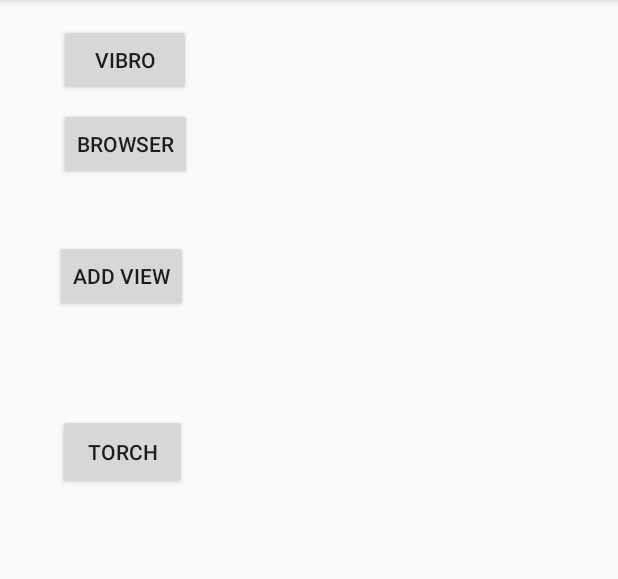
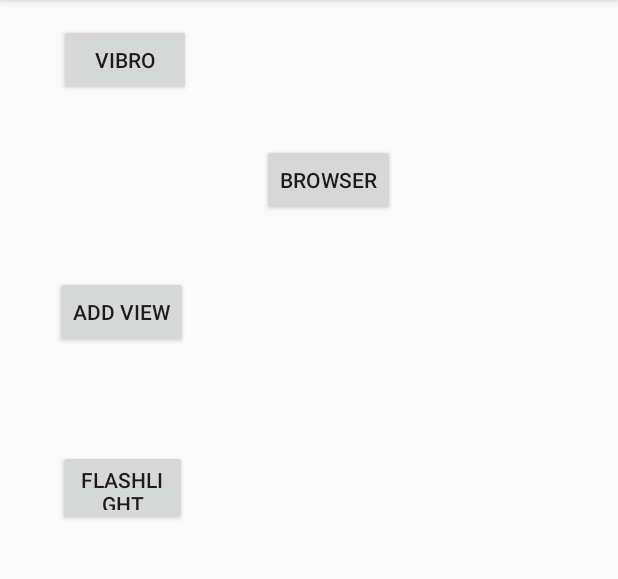
Before and after one commit to Angainor17/AppForUniver, an Android app: the screen it shows after launch (MainActivity), on a phone screen of 412 x 824 dp, the part 84-663 px from its top. Run offline under Robolectric (Android 15) with nearby library versions, the phone set to English and light mode, and no system bars.

```diff
--- a/app/build.gradle
+++ b/app/build.gradle
@@ -15,6 +15,10 @@ android {
             minifyEnabled true
             proguardFiles getDefaultProguardFile('proguard-android.txt'), 'proguard-rules.pro'
         }
+        debug {
+            minifyEnabled true
+            proguardFiles getDefaultProguardFile('proguard-android.txt'), 'proguard-rules.pro'
+        }
         buildType {
         }
     }
--- a/app/src/main/java/com/example/admin/myapplication/MainActivity.java
+++ b/app/src/main/java/com/example/admin/myapplication/MainActivity.java
@@ -22,11 +22,10 @@ public class MainActivity extends AppCompatActivity {
         buttonVibration.setOnClickListener(new View.OnClickListener() {
             @Override
             public void onClick(View view) {
-                Intent intent = new Intent(getApplicationContext(), VibroActivity.class);
+                Intent intent = new Intent(getApplicationContext(), VibrationActivity.class);
                 startActivity(intent);
             }
         });
-
 
         buttonBrowser = findViewById(R.id.buttonBrowser);
         buttonBrowser.setOnClickListener(new View.OnClickListener() {
--- a/app/src/main/java/com/example/admin/myapplication/VibroActivity.java
+++ b/app/src/main/java/com/example/admin/myapplication/VibrationActivity.java
@@ -11,7 +11,7 @@ import android.widget.Button;
 import android.widget.SeekBar;
 import android.widget.TextView;
 
-public class VibroActivity extends AppCompatActivity {
+public class VibrationActivity extends AppCompatActivity {
 
     Button button;
     SeekBar seekBar;
--- a/app/src/main/res/layout/activity_main.xml
+++ b/app/src/main/res/layout/activity_main.xml
@@ -16,18 +16,18 @@
         app:layout_constraintHorizontal_bias="0.121"
         app:layout_constraintLeft_toLeftOf="parent"
         app:layout_constraintRight_toRightOf="parent"
-            app:layout_constraintTop_toTopOf="parent"/>
+        app:layout_constraintTop_toTopOf="parent" />
 
     <Button
         android:id="@+id/buttonBrowser"
         android:layout_width="wrap_content"
         android:layout_height="wrap_content"
-            android:layout_marginTop="8dp"
+        android:layout_marginTop="32dp"
         android:text="Browser"
-            app:layout_constraintHorizontal_bias="0.121"
+        app:layout_constraintHorizontal_bias="0.54"
         app:layout_constraintLeft_toLeftOf="parent"
         app:layout_constraintRight_toRightOf="parent"
-            app:layout_constraintTop_toBottomOf="@+id/buttonVibro"/>
+        app:layout_constraintTop_toBottomOf="@+id/buttonVibro" />
 
     <Button
         android:id="@+id/buttonExample"
@@ -38,7 +38,7 @@
         app:layout_constraintEnd_toEndOf="parent"
         app:layout_constraintHorizontal_bias="0.114"
         app:layout_constraintStart_toStartOf="parent"
-            app:layout_constraintTop_toBottomOf="@+id/buttonBrowser"/>
+        app:layout_constraintTop_toBottomOf="@+id/buttonBrowser" />
 
     <Button
         android:id="@+id/buttonTorch"
@@ -47,10 +47,10 @@
         android:layout_marginEnd="8dp"
         android:layout_marginStart="8dp"
         android:layout_marginTop="68dp"
-            android:text="Torch"
+        android:text="Flashlight"
         app:layout_constraintEnd_toEndOf="parent"
         app:layout_constraintHorizontal_bias="0.099"
         app:layout_constraintStart_toStartOf="parent"
-            app:layout_constraintTop_toBottomOf="@+id/buttonExample"/>
+        app:layout_constraintTop_toBottomOf="@+id/buttonExample" />
 
 </android.support.constraint.ConstraintLayout>
```
Also changed, not shown: app/src/main/AndroidManifest.xml (+2 -5 lines), app/src/main/java/com/example/admin/myapplication/BrowserActivity.java (+1 -14 lines), app/src/main/java/com/example/admin/myapplication/TorchActivity.java (+9 -7 lines). Lines whose indentation alone changed are shown as unchanged.
